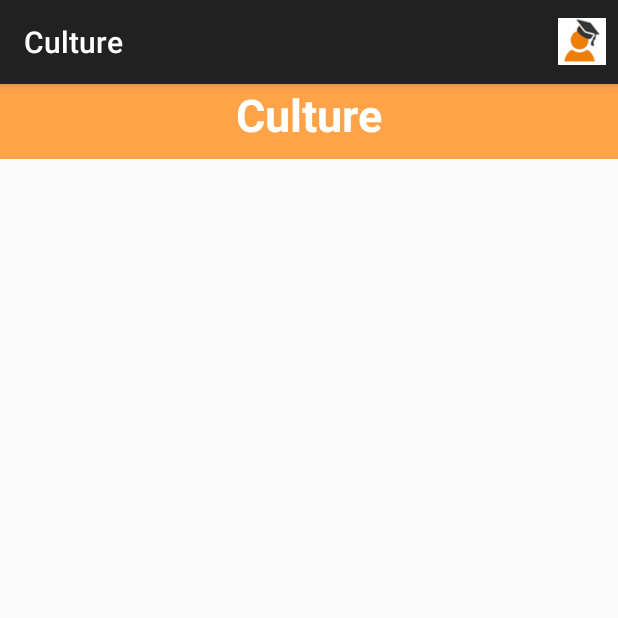
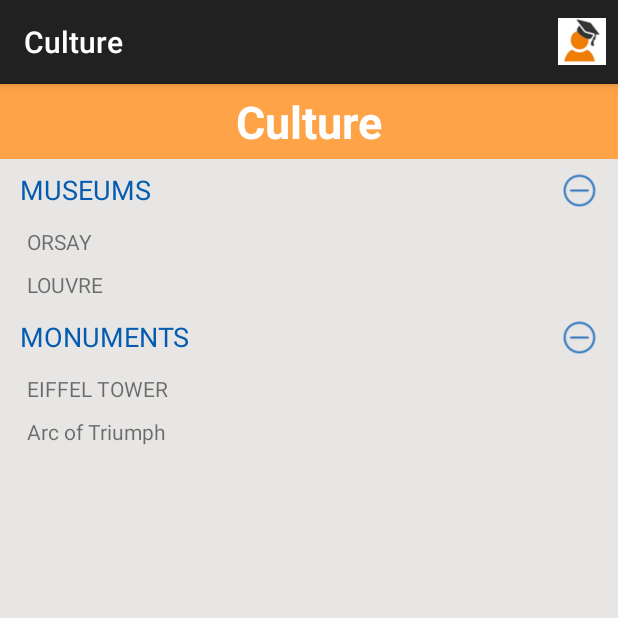
Before and after one commit to Miage-Paris-Ouest/m1c20152016-mobonline, an Android app: the Culture screen opened directly, with no data from a screen before it, on a phone screen of 412 x 824 dp, the top half of it. Run offline under Robolectric (Android 15) with nearby library versions, the light colour scheme and no system bars.

Commit message:
APP: ajout de la partie culture et specialisation de l expendablelist, ajout de xml generique, modification how to

```diff
--- a/app/src/main/java/fr/p10/miage/m1/myapplication/Culture.java
+++ b/app/src/main/java/fr/p10/miage/m1/myapplication/Culture.java
@@ -2,20 +2,47 @@
 
 import android.content.Intent;
 import android.os.Bundle;
-import android.support.design.widget.FloatingActionButton;
-import android.support.design.widget.Snackbar;
 import android.support.v7.app.AppCompatActivity;
-import android.support.v7.widget.Toolbar;
+import android.support.v7.widget.LinearLayoutManager;
+import android.support.v7.widget.RecyclerView;
 import android.view.Menu;
 import android.view.MenuItem;
-import android.view.View;
+import android.widget.TextView;
+import java.util.ArrayList;
+import java.util.List;
+
+import fr.p10.miage.m1.myapplication.ExpandableList.ExpandableListAdapter;
 
 public class Culture extends AppCompatActivity {
+    private RecyclerView recyclerview;
 
     @Override
     protected void onCreate(Bundle savedInstanceState) {
         super.onCreate(savedInstanceState);
-        setContentView(R.layout.activity_culture);
+        setContentView(R.layout.activity_expandable_list);
+
+        TextView title = (TextView) findViewById(R.id.TextView_list_header);
+        title.setText("Culture");
+
+        recyclerview = (RecyclerView) findViewById(R.id.recyclerview);
+        recyclerview.setLayoutManager(new LinearLayoutManager(this, LinearLayoutManager.VERTICAL, false));
+
+        // On récupère le nom de notre classe
+        String className = getLocalClassName();
+
+        // On crée notre liste avec les paramètres de notre classe et les informations requises
+        List<ExpandableListAdapter.Item> data = new ArrayList<>();
+
+        data.add(new ExpandableListAdapter.Item(ExpandableListAdapter.HEADER, "MUSEUMS"));
+        data.add(new ExpandableListAdapter.Item(ExpandableListAdapter.CHILD, "ORSAY","http://www.musee-orsay.fr/en/"));
+        data.add(new ExpandableListAdapter.Item(ExpandableListAdapter.CHILD, "LOUVRE","http://www.louvre.fr/en/"));
+
+        data.add(new ExpandableListAdapter.Item(ExpandableListAdapter.HEADER, "MONUMENTS"));
+        data.add(new ExpandableListAdapter.Item(ExpandableListAdapter.CHILD, "EIFFEL TOWER","http://www.toureiffel.paris/"));
+        data.add(new ExpandableListAdapter.Item(ExpandableListAdapter.CHILD, "Arc of Triumph","http://arc-de-triomphe.monuments-nationaux.fr/en/"));
+
+        // on set notre recyclerview avec les informations des listes qui renvoient sur la page de la classname passée en paramètre
+        recyclerview.setAdapter(new ExpandableListAdapter(data,className));
     }
 
     @Override
@@ -40,5 +67,4 @@
 
         return super.onOptionsItemSelected(item);
     }
-
 }
--- a/app/src/main/java/fr/p10/miage/m1/myapplication/HowTo.java
+++ b/app/src/main/java/fr/p10/miage/m1/myapplication/HowTo.java
@@ -20,7 +20,7 @@
     @Override
     protected void onCreate(Bundle savedInstanceState) {
         super.onCreate(savedInstanceState);
-        setContentView(R.layout.activity_how_to);
+        setContentView(R.layout.activity_expandable_list);
 
         TextView title = (TextView) findViewById(R.id.TextView_list_header);
         title.setText("How To ?");
--- a/app/src/main/java/fr/p10/miage/m1/myapplication/HowToPages.java
+++ b/app/src/main/java/fr/p10/miage/m1/myapplication/HowToPages.java
@@ -42,8 +42,7 @@
 
         // On set les information de la description de notre How To
         TextView textView_description = (TextView) findViewById(R.id.textView_how_to_pages_contentDescription);
-        textView_description.setText(title);
-
+        textView_description.setText("Bla bla bla");
     }
 
     @Override
```
Also changed, not shown: app/src/main/java/fr/p10/miage/m1/myapplication/ExpandableList/ExpandableListAdapter.java (+31 -13 lines), app/src/main/res/layout/activity_expandable_list.xml (renamed from app/src/main/res/layout/activity_how_to.xml).
